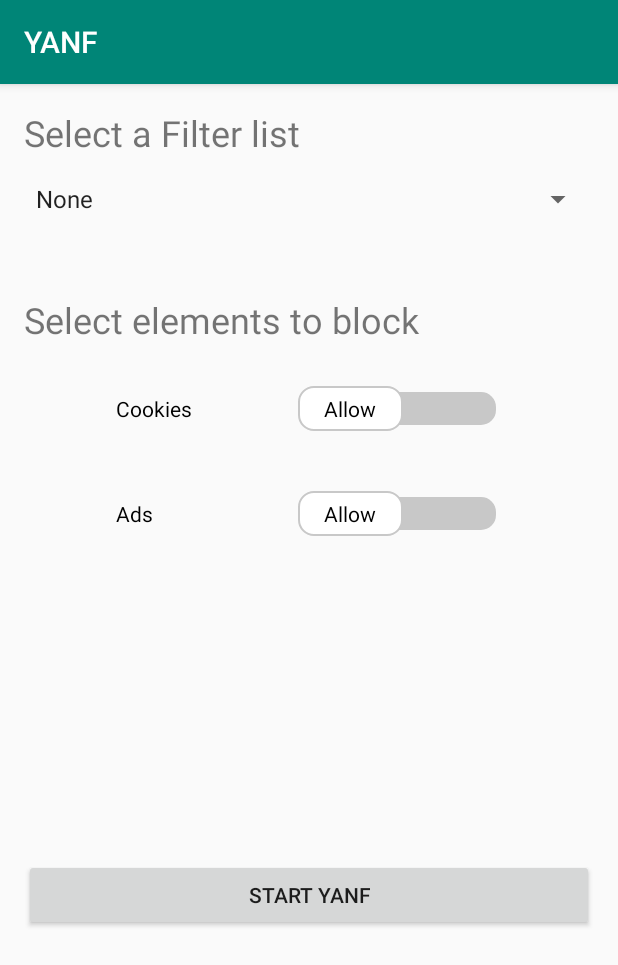
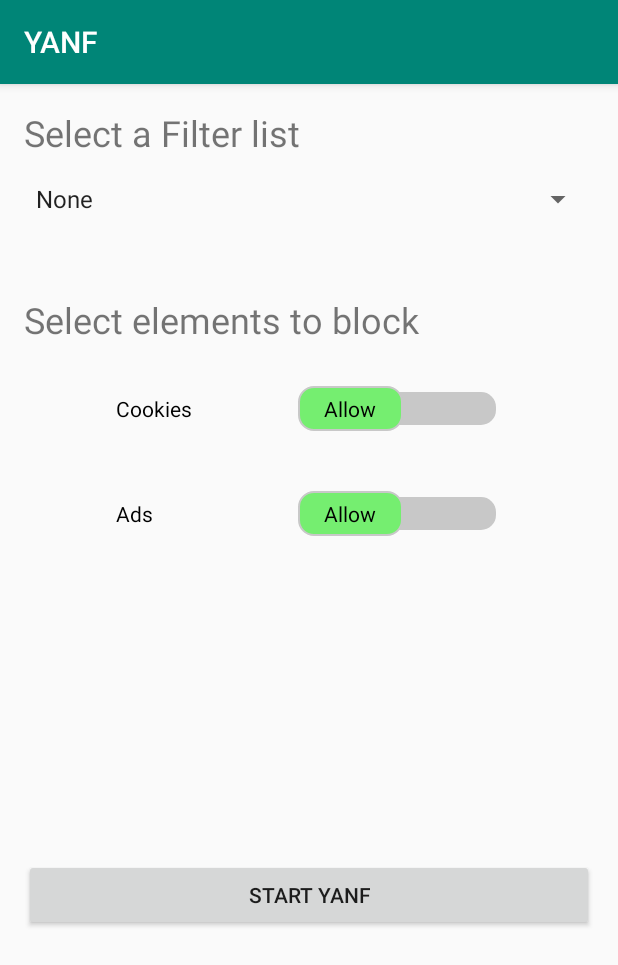
Before and after one commit to Vedsted/MobileSystemsProject, an Android app: the screen it shows after launch (MainActivity), on a phone screen of 412 x 824 dp. Shown: the top 965 px of the screen. Run offline under Robolectric (Android 15) with nearby library versions, the phone set to English and light mode, and no system bars; libraries missing offline, so code that uses them is left out: me.weishu.reflection; 5 statements that could not run were skipped.

Commit message:
Updated color of the Allowed switch

```diff
--- a/YetAnotherNetworkFilter/YANF/src/main/res/drawable/switch_thumb_off.xml
+++ b/YetAnotherNetworkFilter/YANF/src/main/res/drawable/switch_thumb_off.xml
@@ -3,7 +3,7 @@
     <item>
         <shape android:shape="rectangle">
             <stroke android:width="1dp" android:color="#C8C8C8"/>
-            <solid android:color="#ffffff" />
+            <solid android:color="#75EE70" />
             <size android:height="30dp"
                 android:width="70dp" />
             -<corners android:radius="10dp"/>
```
